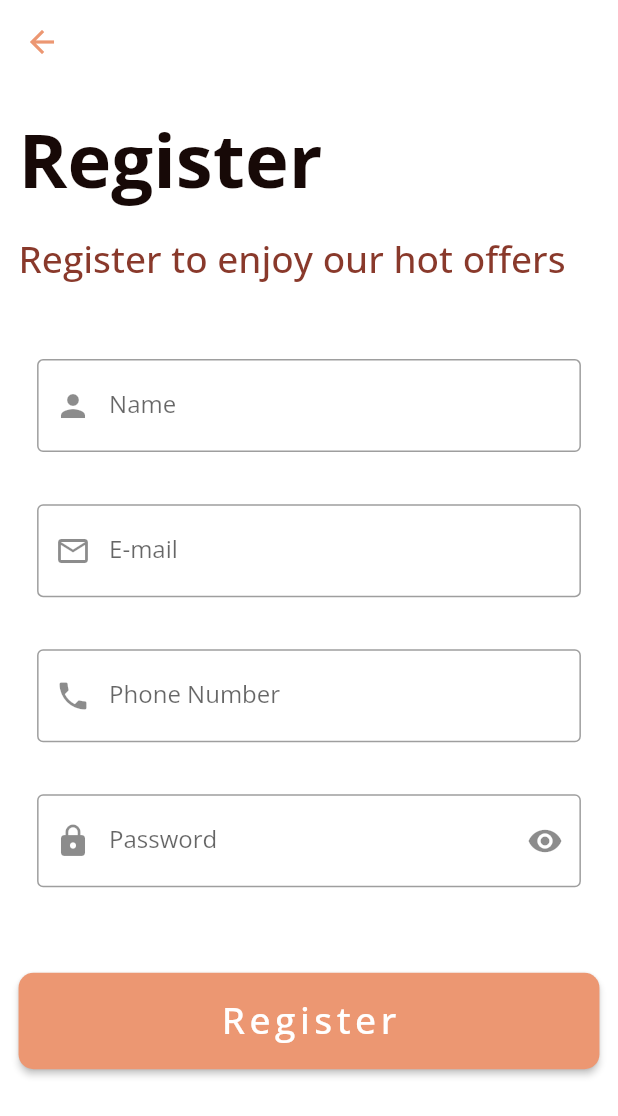
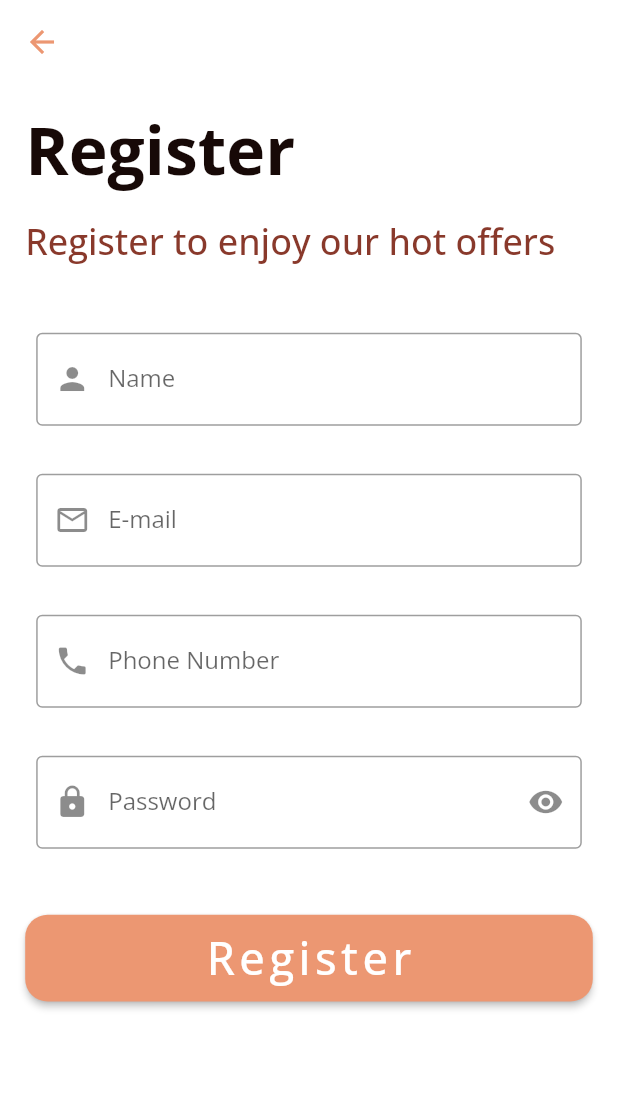
Before and after one commit to Kerolos-Youssef/e-shop, a Flutter app: the screen it shows after launch, after a tap on the "arrow forward ios" icon, after a tap on "SKIP", after a tap on "REGISTER", on a phone screen of 412 x 824 dp. Shown: the top 1116 px of the screen. Run offline on Flutter 3.47's test engine with Material 2 defaults, Android fonts, the phone set to English and light mode, and no system bars; our stand-ins replace bloc, carousel_slider, convex_bottom_bar, dio, flutter_bloc, flutter_screenutil and 4 more; accounts and stored records are empty; network calls fail; statements that could not run were skipped.

Commit message:
Making app responsive

```diff
--- a/lib/main.dart
+++ b/lib/main.dart
@@ -9,6 +9,7 @@ import 'package:e_commerce/repo/dio_helper.dart';
 import 'package:flutter/material.dart';
 import 'package:e_commerce/shared/constants.dart';
 import 'package:flutter_bloc/flutter_bloc.dart';
+import 'package:flutter_screenutil/flutter_screenutil.dart';
 
 void main() async {
   WidgetsFlutterBinding.ensureInitialized();
@@ -45,11 +46,25 @@ class MyApp extends StatelessWidget {
       child: BlocConsumer<AppCubit, AppStates>(
         listener: (context, state) {},
         builder: (context, state) {
-          return MaterialApp(
-            debugShowCheckedModeBanner: false,
-            title: 'Flutter E-commerce App',
-            theme: KlightTheme,
-            home: startWidget,
+          return ScreenUtilInit(
+            designSize: Size(392.72727272727275, 825.4545454545455),
+            minTextAdapt: true,
+            splitScreenMode: true,
+            builder: () => MaterialApp(
+              debugShowCheckedModeBanner: false,
+              builder: (context, widget) {
+                //add this line
+                ScreenUtil.setContext(context);
+                return MediaQuery(
+                  //Setting font does not change with system font size
+                  data: MediaQuery.of(context).copyWith(textScaleFactor: 1.0),
+                  child: widget!,
+                );
+              },
+              title: 'Flutter E-commerce App',
+              theme: KlightTheme,
+              home: startWidget,
+            ),
           );
         },
       ),
--- a/lib/modules/log_in/login_screen.dart
+++ b/lib/modules/log_in/login_screen.dart
@@ -9,14 +9,13 @@ import 'package:e_commerce/shared/constants.dart';
 import 'package:flutter/cupertino.dart';
 import 'package:flutter/material.dart';
 import 'package:flutter_bloc/flutter_bloc.dart';
+import 'package:flutter_screenutil/flutter_screenutil.dart';
 import 'package:fluttertoast/fluttertoast.dart';
 
 class LoginScreen extends StatelessWidget {
   var formKey = GlobalKey<FormState>();
   @override
   Widget build(BuildContext context) {
-    double width = MediaQuery.of(context).size.width;
-    double height = MediaQuery.of(context).size.height;
     return BlocProvider(
       create: (context) => LoginCubit(),
       child: BlocConsumer<LoginCubit, LoginStates>(
@@ -45,7 +44,7 @@ class LoginScreen extends StatelessWidget {
                 timeInSecForIosWeb: 5,
                 backgroundColor: Colors.red,
                 textColor: Colors.white,
-                fontSize: 16.0,
+                fontSize: 16.sp,
               );
             }
           }
@@ -57,11 +56,9 @@ class LoginScreen extends StatelessWidget {
               elevation: 0.0,
             ),
             body: Padding(
-              padding: EdgeInsetsDirectional.only(
-                start: width * 0.03,
-                end: width * 0.03,
-                top: height * 0.02,
-                bottom: height * 0.02,
+              padding: EdgeInsets.symmetric(
+                horizontal: 18.w,
+                vertical: 8.h,
               ),
               child: SingleChildScrollView(
                 child: Form(
@@ -73,28 +70,27 @@ class LoginScreen extends StatelessWidget {
                         'Sign In',
                         style: TextStyle(
                           fontWeight: FontWeight.bold,
-                          fontSize: width * 0.12,
+                          fontSize: 44.sp,
                           color: KdefaultColor[800],
                         ),
                       ),
                       SizedBox(
-                        height: height * 0.02,
+                        height: 14.h,
                       ),
                       Text(
                         'Login to enjoy our hot offers',
                         style: TextStyle(
-                          fontSize: width * 0.06,
+                          fontSize: 24.sp,
                           fontWeight: FontWeight.w500,
                           color: KdefaultColor[300],
                         ),
                       ),
                       SizedBox(
-                        height: height * 0.06,
+                        height: 70.h,
                       ),
                       Padding(
-                        padding: EdgeInsetsDirectional.only(
-                          start: width * 0.03,
-                          end: width * 0.03,
+                        padding: EdgeInsets.symmetric(
+                          horizontal: 10.w,
                         ),
                         child: CustomTextFormField(
                           controller: LoginCubit.get(context).emailController,
@@ -117,12 +113,11 @@ class LoginScreen extends StatelessWidget {
                         ),
                       ),
                       SizedBox(
-                        height: height * 0.035,
+                        height: 10.h,
                       ),
                       Padding(
-                        padding: EdgeInsetsDirectional.only(
-                          start: width * 0.03,
-                          end: width * 0.03,
+                        padding: EdgeInsets.symmetric(
+                          horizontal: 10.w,
                         ),
                         child: CustomTextFormField(
                           controller:
@@ -160,7 +155,7 @@ class LoginScreen extends StatelessWidget {
                         ),
                       ),
                       SizedBox(
-                        height: height * 0.04,
+                        height: 15.h,
                       ),
                       state is! LoginLoadingState
                           ? CustomElevatedButton(
@@ -179,20 +174,20 @@ class LoginScreen extends StatelessWidget {
                               child: Text(
                                 'Login',
                                 style: TextStyle(
-                                  fontSize: width * 0.06,
+                                  fontSize: 30.sp,
                                   color: Colors.white,
                                   letterSpacing: 3,
                                 ),
                               ),
                               color: KdefaultColor,
-                              height: height * 0.078,
-                              borderRadius: 10,
+                              height: 58.h,
+                              borderRadius: 15.r,
                             )
                           : const Center(
                               child: CircularProgressIndicator(),
                             ),
                       SizedBox(
-                        height: height * 0.03,
+                        height: 18.h,
                       ),
                       Row(
                         mainAxisAlignment: MainAxisAlignment.center,
@@ -200,11 +195,11 @@ class LoginScreen extends StatelessWidget {
                           Text(
                             'Don\'t have an account?',
                             style: TextStyle(
-                              fontSize: width * 0.035,
+                              fontSize: 18.sp,
                             ),
                           ),
                           SizedBox(
-                            width: width * 0.01,
+                            width: 8.w,
                           ),
                           TextButton(
                             onPressed: () {
@@ -217,7 +212,8 @@ class LoginScreen extends StatelessWidget {
                             child: Text(
                               'REGISTER',
                               style: TextStyle(
-                                fontSize: width * 0.035,
+                                fontSize: 15.sp,
+                                fontWeight: FontWeight.bold,
                                 letterSpacing: 1.8,
                               ),
                             ),
--- a/lib/modules/on_boarding/on_boaeding_screen.dart
+++ b/lib/modules/on_boarding/on_boaeding_screen.dart
@@ -3,6 +3,7 @@ import 'package:e_commerce/network/local/cash_helper.dart';
 import 'package:e_commerce/shared/components/onboarding_item.dart';
 import 'package:e_commerce/shared/constants.dart';
 import 'package:flutter/material.dart';
+import 'package:flutter_screenutil/flutter_screenutil.dart';
 import 'package:smooth_page_indicator/smooth_page_indicator.dart';
 
 class OnBoardingScreen extends StatelessWidget {
@@ -10,8 +11,6 @@ class OnBoardingScreen extends StatelessWidget {
 
   @override
   Widget build(BuildContext context) {
-    double width = MediaQuery.of(context).size.width;
-    double height = MediaQuery.of(context).size.height;
     var pageController = PageController();
     bool isLast = false;
     void skipToLogin() async {
@@ -35,8 +34,8 @@ class OnBoardingScreen extends StatelessWidget {
               'SKIP',
               style: TextStyle(
                 fontWeight: FontWeight.w800,
-                fontSize: width * 0.045,
-                letterSpacing: 1.5,
+                fontSize: 25.sp,
+                letterSpacing: 1.6,
               ),
             ),
           ),
@@ -44,10 +43,10 @@ class OnBoardingScreen extends StatelessWidget {
       ),
       body: Padding(
         padding: EdgeInsetsDirectional.fromSTEB(
-          width * 0.016,
-          height * 0.02,
-          width * 0.016,
-          height * 0.015,
+          12.w,
+          20.h,
+          12.w,
+          25.h,
         ),
         child: Column(
           children: [
@@ -69,7 +68,7 @@ class OnBoardingScreen extends StatelessWidget {
               ),
             ),
             SizedBox(
-              height: height * 0.038,
+              height: 20.h,
             ),
             Row(
               children: [
@@ -78,8 +77,8 @@ class OnBoardingScreen extends StatelessWidget {
                   count: Konboarding.length,
                   effect: SwapEffect(
                     activeDotColor: KdefaultColor,
-                    dotHeight: height * 0.014,
-                    dotWidth: width * 0.035,
+                    dotHeight: 8.h,
+                    dotWidth: 18.w,
                   ),
                   onDotClicked: (index) {
                     pageController.animateToPage(
--- a/lib/modules/register_module/register.dart
+++ b/lib/modules/register_module/register.dart
@@ -6,6 +6,7 @@ import 'package:e_commerce/shared/components/custom_text_field.dart';
 import 'package:e_commerce/shared/constants.dart';
 import 'package:flutter/material.dart';
 import 'package:flutter_bloc/flutter_bloc.dart';
+import 'package:flutter_screenutil/flutter_screenutil.dart';
 import 'package:fluttertoast/fluttertoast.dart';
 
 class Register extends StatelessWidget {
@@ -13,8 +14,6 @@ class Register extends StatelessWidget {
 
   @override
   Widget build(BuildContext context) {
-    double width = MediaQuery.of(context).size.width;
-    double height = MediaQuery.of(context).size.height;
     return BlocProvider(
       create: (context) => RegisterCubit(),
       child: BlocConsumer<RegisterCubit, RegisterStates>(
@@ -28,7 +27,7 @@ class Register extends StatelessWidget {
                 timeInSecForIosWeb: 5,
                 backgroundColor: Colors.green,
                 textColor: Colors.white,
-                fontSize: 16.0,
+                fontSize: 16.sp,
               );
               Navigator.of(context).pushReplacement(
                 MaterialPageRoute(
@@ -48,7 +47,7 @@ class Register extends StatelessWidget {
               timeInSecForIosWeb: 5,
               backgroundColor: Colors.red,
               textColor: Colors.white,
-              fontSize: 16.0,
+              fontSize: 16.sp,
             );
           }
         },
@@ -62,11 +61,9 @@ class Register extends StatelessWidget {
               ),
             ),
             body: Padding(
-              padding: EdgeInsetsDirectional.only(
-                start: width * 0.03,
-                end: width * 0.03,
-                top: height * 0.02,
-                bottom: height * 0.02,
+              padding: EdgeInsets.symmetric(
+                horizontal: 16.w,
+                vertical: 14.h,
               ),
               child: SingleChildScrollView(
                 child: Form(
@@ -78,28 +75,27 @@ class Register extends StatelessWidget {
                         'Register',
                         style: TextStyle(
                           fontWeight: FontWeight.bold,
-                          fontSize: width * 0.12,
+                          fontSize: 44.sp,
                           color: KdefaultColor[800],
                         ),
                       ),
                       SizedBox(
-                        height: height * 0.02,
+                        height: 14.h,
                       ),
                       Text(
                         'Register to enjoy our hot offers',
                         style: TextStyle(
-                          fontSize: width * 0.06,
+                          fontSize: 24.sp,
                           fontWeight: FontWeight.w500,
                           color: KdefaultColor[300],
                         ),
                       ),
                       SizedBox(
-                        height: height * 0.06,
+                        height: 45.h,
                       ),
                       Padding(
-                        padding: EdgeInsetsDirectional.only(
-                          start: width * 0.03,
-                          end: width * 0.03,
+                        padding: EdgeInsets.symmetric(
+                          horizontal: 7.w,
                         ),
                         child: CustomTextFormField(
                           controller: RegisterCubit.get(context).nameController,
@@ -117,12 +113,11 @@ class Register extends StatelessWidget {
                         ),
                       ),
                       SizedBox(
-                        height: height * 0.013,
+                        height: 8.h,
                       ),
                       Padding(
-                        padding: EdgeInsetsDirectional.only(
-                          start: width * 0.03,
-                          end: width * 0.03,
+                        padding: EdgeInsets.symmetric(
+                          horizontal: 7.w,
                         ),
                         child: CustomTextFormField(
                           controller:
@@ -146,12 +141,11 @@ class Register extends StatelessWidget {
                         ),
                       ),
                       SizedBox(
-                        height: height * 0.013,
+                        height: 8.h,
                       ),
                       Padding(
-                        padding: EdgeInsetsDirectional.only(
-                          start: width * 0.03,
-                          end: width * 0.03,
+                        padding: EdgeInsets.symmetric(
+                          horizontal: 7.w,
                         ),
                         child: CustomTextFormField(
                           controller:
@@ -173,12 +167,11 @@ class Register extends StatelessWidget {
                         ),
                       ),
                       SizedBox(
-                        height: height * 0.013,
+                        height: 8.h,
                       ),
                       Padding(
-                        padding: EdgeInsetsDirectional.only(
-                          start: width * 0.03,
-                          end: width * 0.03,
+                        padding: EdgeInsets.symmetric(
+                          horizontal: 7.w,
                         ),
                         child: CustomTextFormField(
                           controller:
@@ -206,7 +199,7 @@ class Register extends StatelessWidget {
                         ),
                       ),
                       SizedBox(
-                        height: height * 0.04,
+                        height: 20.h,
                       ),
                       state is! RegisterLoadingState
                           ? CustomElevatedButton(
@@ -231,14 +224,14 @@ class Register extends StatelessWidget {
                               child: Text(
                                 'Register',
                                 style: TextStyle(
-                                  fontSize: width * 0.06,
+                                  fontSize: 30.sp,
                                   color: Colors.white,
                                   letterSpacing: 3,
                                 ),
                               ),
                               color: KdefaultColor,
-                              height: height * 0.078,
-                              borderRadius: 10,
+                              height: 58.h,
+                              borderRadius: 15.r,
                             )
                           : const Center(
                               child: CircularProgressIndicator(),
--- a/lib/shared/components/onboarding_item.dart
+++ b/lib/shared/components/onboarding_item.dart
@@ -1,5 +1,6 @@
 import 'package:e_commerce/models/onboarding_model.dart';
 import 'package:flutter/material.dart';
+import 'package:flutter_screenutil/flutter_screenutil.dart';
 
 class OnBoardingItem extends StatelessWidget {
   final OnBoardingModel model;
@@ -8,8 +9,6 @@ class OnBoardingItem extends StatelessWidget {
 
   @override
   Widget build(BuildContext context) {
-    double width = MediaQuery.of(context).size.width;
-    double height = MediaQuery.of(context).size.height;
     return Column(
       crossAxisAlignment: CrossAxisAlignment.center,
       children: [
@@ -17,24 +16,24 @@ class OnBoardingItem extends StatelessWidget {
           model.title,
           style: TextStyle(
             fontWeight: FontWeight.w700,
-            fontSize: width * 0.072,
+            fontSize: 28.sp,
           ),
         ),
         SizedBox(
-          height: height * 0.01,
+          height: 10.h,
         ),
         Expanded(
           child: Image.asset(model.image),
         ),
         SizedBox(
-          height: height * 0.03,
+          height: 3.h,
         ),
         Text(
           model.body,
           textAlign: TextAlign.center,
           style: TextStyle(
             fontWeight: FontWeight.w500,
-            fontSize: width * 0.045,
+            fontSize: 18.sp,
           ),
         ),
       ],
--- a/lib/shared/components/view_horizontal_banners.dart
+++ b/lib/shared/components/view_horizontal_banners.dart
@@ -1,17 +1,17 @@
 import 'package:carousel_slider/carousel_options.dart';
 import 'package:carousel_slider/carousel_slider.dart';
 import 'package:flutter/material.dart';
+import 'package:flutter_screenutil/flutter_screenutil.dart';
 
 class ViewMyHorizontalBanners extends StatelessWidget {
   final List<Widget> widgets;
   ViewMyHorizontalBanners({required this.widgets});
   @override
   Widget build(BuildContext context) {
-    double height = MediaQuery.of(context).size.height;
     return CarouselSlider(
       items: widgets,
       options: CarouselOptions(
-        height: height * 0.25,
+        height: 220.h,
         autoPlay: true,
         autoPlayInterval: const Duration(seconds: 3),
         initialPage: 0,
--- a/pubspec.yaml
+++ b/pubspec.yaml
@@ -44,6 +44,7 @@ dependencies:
   flutter_spinkit: ^5.1.0
   image_picker: ^0.8.4+4
   convex_bottom_bar: ^3.0.0
+  flutter_screenutil: ^5.3.1
 
 dev_dependencies:
   flutter_test:
```
Also changed, not shown: lib/layouts/home_layout.dart (+3 -4 lines), lib/modules/category_page/category.dart (+4 -7 lines), lib/modules/favorite_page/favorites.dart (+5 -6 lines), lib/modules/home_page/home.dart (+13 -16 lines), lib/modules/search/search_screen.dart (+4 -9 lines), lib/modules/settings_page/settings.dart (+11 -13 lines), lib/modules/update_profile_page/update_profile_screen.dart (+15 -17 lines), lib/shared/components/build_category_item.dart (+9 -11 lines), lib/shared/components/category_item_details.dart (+11 -12 lines), lib/shared/components/favorite_item_card.dart (+19 -22 lines), lib/shared/components/item_card_for_product.dart (+16 -19 lines), lib/shared/components/preview_user_data_card_item.dart (+6 -8 lines), lib/shared/components/search_item_card.dart (+12 -13 lines), pubspec.lock.
